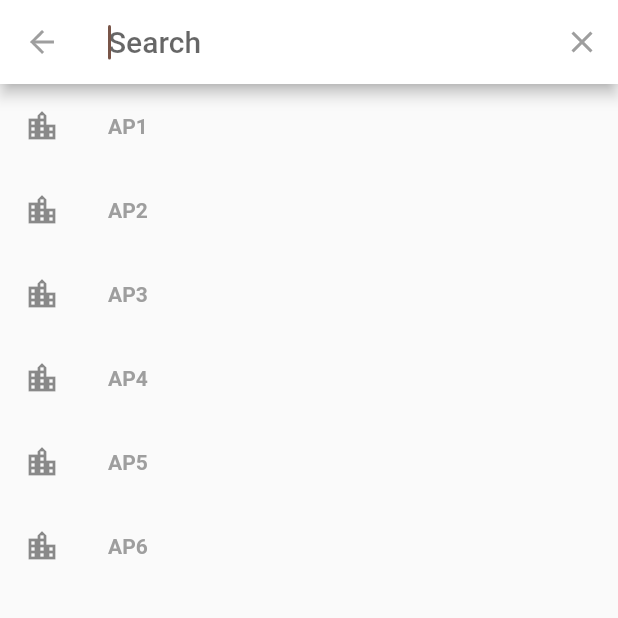
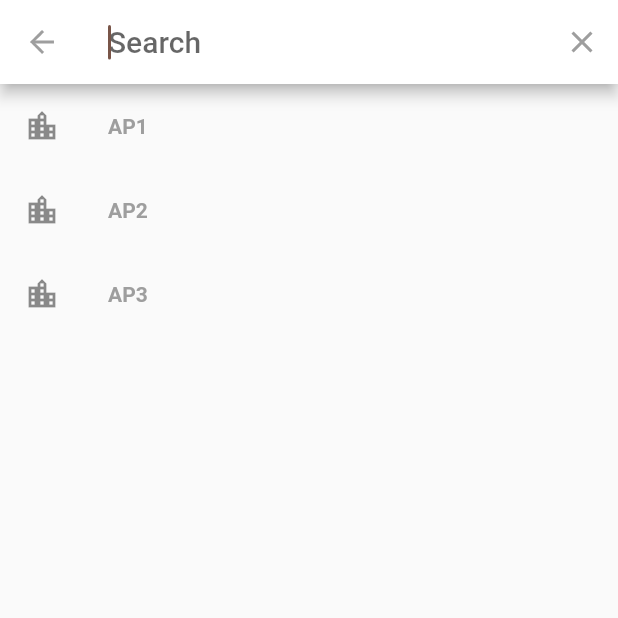
Before and after one commit to room2468/12-final-project-nona-s, a Flutter app: the AtasanPriaPage screen opened directly, after a tap on the "search" icon, on a phone screen of 412 x 824 dp, the top half of it. Run offline on Flutter 3.47's test engine with Material 2 defaults, Android fonts, the phone set to English and light mode, and no system bars.

Commit message:
Mengarahkan Kategori Atasan Pria ke Pembayaran

```diff
--- a/lib/AtasanPria.dart
+++ b/lib/AtasanPria.dart
@@ -1,4 +1,5 @@
 import 'package:flutter/material.dart';
+import 'package:nonas/Pembayaran.dart';
 
 class AtasanPriaPage extends StatefulWidget {
   static String tag = 'AtasanPria-page';
@@ -22,10 +23,6 @@ class _AtasanPriaPageState extends State<AtasanPriaPage> {
             onPressed: () {
               showSearch(context: context, delegate: DataSearch());
             }),
-        IconButton(
-          icon: Icon(Icons.shopping_cart, color: Colors.white),
-          onPressed: () {},
-        ),
       ],
     );
 
@@ -35,7 +32,7 @@ class _AtasanPriaPageState extends State<AtasanPriaPage> {
         padding: EdgeInsets.all(15.0),
         child: CircleAvatar(
           radius: 70.0,
-          backgroundImage: AssetImage('assets/tartan.jpeg'),
+          backgroundImage: AssetImage('assets/nonaskotak.jpeg'),
         ),
       ),
     );
@@ -49,6 +46,10 @@ class _AtasanPriaPageState extends State<AtasanPriaPage> {
       ),
     );
 
+    final paragraf2 = Container(
+        //padding: EdgeInsets.all(3.0),
+        child: new Image.asset('assets/bajupria.jpeg'));
+
     final body = Container(
       width: MediaQuery.of(context).size.width,
       padding: EdgeInsets.all(28.0),
@@ -59,7 +60,7 @@ class _AtasanPriaPageState extends State<AtasanPriaPage> {
         ]),
       ),
       child: Column(
-        children: <Widget>[bar, search, paragraf1],
+        children: <Widget>[bar, search, paragraf1, paragraf2],
       ),
     );
 
@@ -71,9 +72,9 @@ class _AtasanPriaPageState extends State<AtasanPriaPage> {
 }
 
 class DataSearch extends SearchDelegate<String> {
-  final atasanPria = ["AP1", "AP2", "AP3", "AP4", "AP5", "AP6"];
+  final atasanPria = ["AP1", "AP2", "AP3"];
 
-  final recentAtasanPria = ["AP1", "AP2", "AP3", "AP4", "AP5", "AP6"];
+  final recentAtasanPria = ["AP1", "AP2", "AP3"];
   @override
   List<Widget> buildActions(BuildContext context) {
     return [
@@ -93,23 +94,27 @@ class DataSearch extends SearchDelegate<String> {
       home: Scaffold(
           body: Column(children: <Widget>[
         Image(
-          image: AssetImage('assets/tartan7.jpeg'),
+          image: AssetImage('assets/hemlaki2.jpg'),
+          height: 300,
         ),
         Text(
-          'Detail Produk Atasan Pria',
-          style: TextStyle(fontSize: 24, fontFamily: "Serif", height: 2.0),
+          'Detail Produk',
+          style:
+              TextStyle(fontSize: 24, fontWeight: FontWeight.bold, height: 2.0),
         ),
         Text('By NONAS'),
         Row(
           mainAxisAlignment: MainAxisAlignment.spaceBetween,
           children: <Widget>[
             Text(
-              '\t\t\t\t\tDetail Produk\t\t\t\t\t: Atasan Pria\n\t\t\t\t\tDetail Produk\t\t\t\t\t: Atasan Pria\n\t\t\t\t\tDetail Produk\t\t\t\t\t: Atasan Pria\n\t\t\t\t\tDetail Produk\t\t\t\t\t: Atasan Pria\n\t\t\t\t\tDetail Produk\t\t\t\t\t: Atasan Pria',
+              '\t\t\t\t\t\t\t\t\t\t\t\t\t\t\t\t\t\t\t\tKategori\t: Kemeja Pria\n\t\t\t\t\t\t\t\t\t\t\tMerk\t\t: Zara\n\t\t\t\t\t\t\t\t\tBahan\t\t\t\t: Katun\n\t\t\t\t\tStock\t\t\t: 10\n\tDikirim Dari\t\t\t\t\t: Malang',
               textAlign: TextAlign.center,
-              style: TextStyle(fontSize: 20, fontFamily: "Serif", height: 2.0),
+              style: TextStyle(
+                  fontSize: 20, fontWeight: FontWeight.bold, height: 2.0),
             ),
           ],
         ),
+        Divider(),
         Container(
           width: double.infinity,
           height: 50,
@@ -125,7 +130,7 @@ class DataSearch extends SearchDelegate<String> {
               ),
             ),
             onPressed: () {
-              Navigator.of(context).pushNamed(AtasanPriaPage.tag);
+              Navigator.of(context).pushNamed(Pembayaran.tag);
             },
           ),
         ),
```
